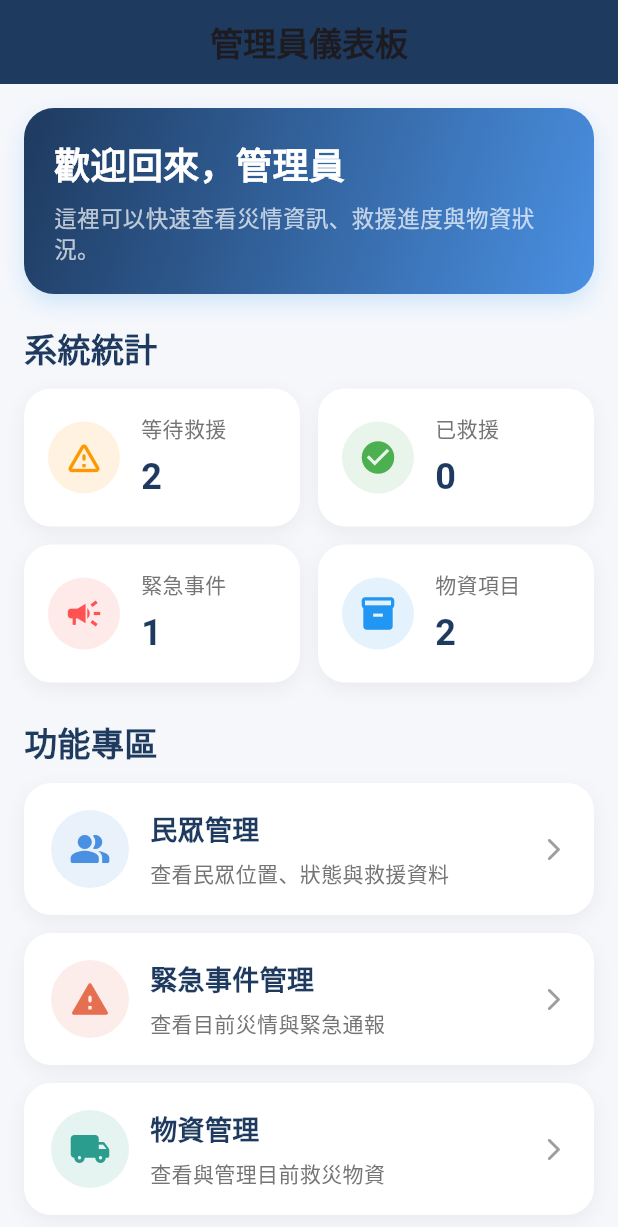
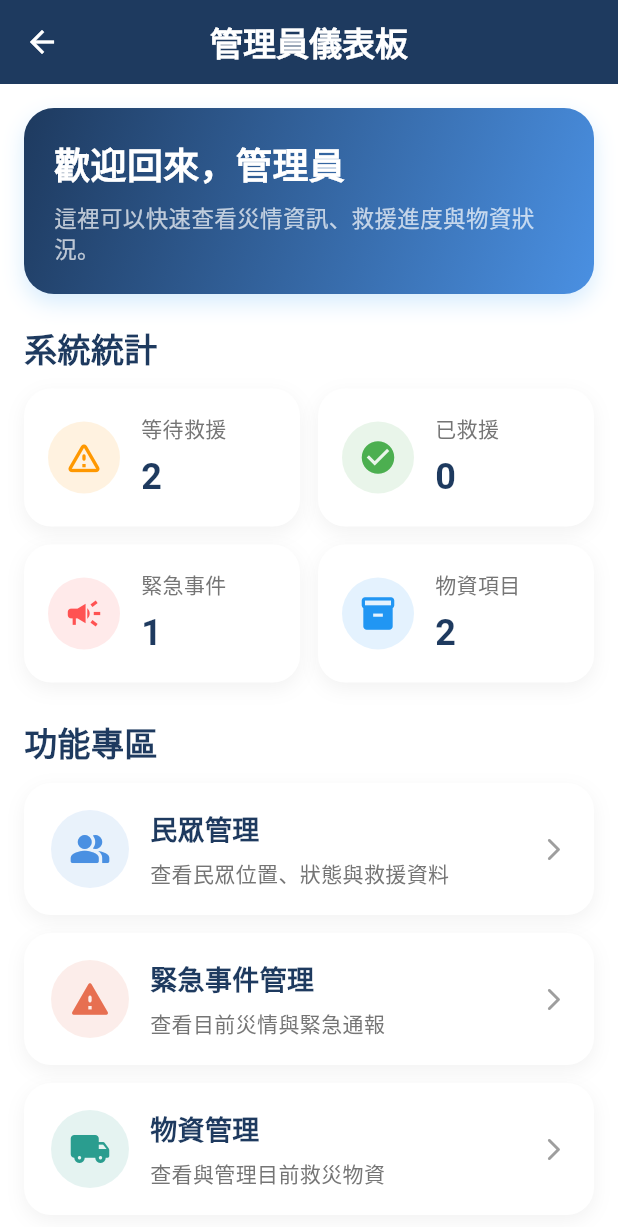
Before and after one commit to Lixiju05/flutter_disaster_app, a Flutter app: the screen it shows after launch, on a phone screen of 412 x 824 dp. Shown: the top 1227 px of the screen. Run offline on Flutter 3.47's test engine with Material 3 defaults, Android fonts, the phone set to English and light mode, and no system bars.

Commit message:
标题颜色修改

```diff
--- a/lib/admin_APP/screens/dashboard_page.dart
+++ b/lib/admin_APP/screens/dashboard_page.dart
@@ -13,24 +13,39 @@ class DashboardPage extends StatelessWidget {
   Widget build(BuildContext context) {
     final citizens = repository.getCitizens();
     final emergencies = repository.getEmergencies();
-final supplies = repository.getAdminSupplies();
+    final supplies = repository.getAdminSupplies();
 
     final rescuedCount = citizens.where((c) => c.needsRescue).length;
-    final waitingRescueCount = citizens.where((c) => !c.needsRescue).length;
+    final waitingRescueCount =
+        citizens.where((c) => !c.needsRescue).length;
     final emergencyCount = emergencies.length;
     final supplyCount = supplies.length;
 
     return Scaffold(
-      backgroundColor: const Color(0xFFF5F7FB),
+      backgroundColor: Colors.white,
+
+      // ✅ AppBar（已加白色返回箭头）
       appBar: AppBar(
         elevation: 0,
         backgroundColor: const Color(0xFF1E3A5F),
+
+        leading: IconButton(
+          icon: const Icon(Icons.arrow_back, color: Colors.white),
+          onPressed: () {
+            Navigator.pop(context);
+          },
+        ),
+
         title: const Text(
           '管理員儀表板',
-          style: TextStyle(fontWeight: FontWeight.bold),
+          style: TextStyle(
+            color: Colors.white,
+            fontWeight: FontWeight.bold,
+          ),
         ),
         centerTitle: true,
       ),
+
       body: SingleChildScrollView(
         padding: const EdgeInsets.all(16),
         child: Column(
@@ -62,9 +77,7 @@ final supplies = repository.getAdminSupplies();
                     Colors.orange,
                   ),
                 ),
-
                 const SizedBox(width: 12),
-
                 Expanded(
                   child: _buildStatCard(
                     '已救援',
@@ -88,9 +101,7 @@ final supplies = repository.getAdminSupplies();
                     Colors.redAccent,
                   ),
                 ),
-
                 const SizedBox(width: 12),
-
                 Expanded(
                   child: _buildStatCard(
                     '物資項目',
@@ -121,7 +132,7 @@ final supplies = repository.getAdminSupplies();
               subtitle: '查看民眾位置、狀態與救援資料',
               icon: Icons.people_alt_rounded,
               color: const Color(0xFF4A90E2),
-              page:  CitizenPage(),
+              page: CitizenPage(),
             ),
 
             const SizedBox(height: 12),
@@ -151,6 +162,7 @@ final supplies = repository.getAdminSupplies();
     );
   }
 
+  // ⭐ 欢迎 Banner
   Widget _buildWelcomeBanner() {
     return Container(
       width: double.infinity,
@@ -161,9 +173,7 @@ final supplies = repository.getAdminSupplies();
           begin: Alignment.topLeft,
           end: Alignment.bottomRight,
         ),
-
         borderRadius: BorderRadius.circular(20),
-
         boxShadow: [
           BoxShadow(
             color: Colors.blue.withOpacity(0.18),
@@ -172,11 +182,9 @@ final supplies = repository.getAdminSupplies();
           ),
         ],
       ),
-
       child: const Column(
         crossAxisAlignment: CrossAxisAlignment.start,
         children: [
-
           Text(
             '歡迎回來，管理員',
             style: TextStyle(
@@ -185,9 +193,7 @@ final supplies = repository.getAdminSupplies();
               fontWeight: FontWeight.bold,
             ),
           ),
-
           SizedBox(height: 8),
-
           Text(
             '這裡可以快速查看災情資訊、救援進度與物資狀況。',
             style: TextStyle(
@@ -200,6 +206,7 @@ final supplies = repository.getAdminSupplies();
     );
   }
 
+  // ⭐ 统计卡片
   Widget _buildStatCard(
     String title,
     String value,
@@ -208,11 +215,9 @@ final supplies = repository.getAdminSupplies();
   ) {
     return Container(
       padding: const EdgeInsets.all(16),
-
       decoration: BoxDecoration(
         color: Colors.white,
         borderRadius: BorderRadius.circular(18),
-
         boxShadow: [
           BoxShadow(
             color: Colors.black.withOpacity(0.05),
@@ -221,22 +226,17 @@ final supplies = repository.getAdminSupplies();
           ),
         ],
       ),
-
       child: Row(
         children: [
-
           CircleAvatar(
             radius: 24,
             backgroundColor: iconColor.withOpacity(0.12),
             child: Icon(icon, color: iconColor, size: 26),
           ),
-
           const SizedBox(width: 14),
-
           Column(
             crossAxisAlignment: CrossAxisAlignment.start,
             children: [
-
               Text(
                 title,
                 style: TextStyle(
@@ -244,9 +244,7 @@ final supplies = repository.getAdminSupplies();
                   fontSize: 14,
                 ),
               ),
-
               const SizedBox(height: 6),
-
               Text(
                 value,
                 style: const TextStyle(
@@ -262,6 +260,7 @@ final supplies = repository.getAdminSupplies();
     );
   }
 
+  // ⭐ 功能卡片
   Widget _buildMenuCard(
     BuildContext context, {
     required String title,
@@ -270,24 +269,19 @@ final supplies = repository.getAdminSupplies();
     required Color color,
     required Widget page,
   }) {
-
     return InkWell(
       borderRadius: BorderRadius.circular(18),
-
       onTap: () {
         Navigator.push(
           context,
           MaterialPageRoute(builder: (_) => page),
         );
       },
-
       child: Container(
         padding: const EdgeInsets.all(18),
-
         decoration: BoxDecoration(
           color: Colors.white,
           borderRadius: BorderRadius.circular(18),
-
           boxShadow: [
             BoxShadow(
               color: Colors.black.withOpacity(0.05),
@@ -296,23 +290,18 @@ final supplies = repository.getAdminSupplies();
             ),
           ],
         ),
-
         child: Row(
           children: [
-
             CircleAvatar(
               radius: 26,
               backgroundColor: color.withOpacity(0.12),
               child: Icon(icon, color: color, size: 28),
             ),
-
             const SizedBox(width: 14),
-
             Expanded(
               child: Column(
                 crossAxisAlignment: CrossAxisAlignment.start,
                 children: [
-
                   Text(
                     title,
                     style: const TextStyle(
@@ -321,9 +310,7 @@ final supplies = repository.getAdminSupplies();
                       color: Color(0xFF1E3A5F),
                     ),
                   ),
-
                   const SizedBox(height: 6),
-
                   Text(
                     subtitle,
                     style: TextStyle(
@@ -334,7 +321,6 @@ final supplies = repository.getAdminSupplies();
                 ],
               ),
             ),
-
             const Icon(
               Icons.arrow_forward_ios_rounded,
               size: 18,
```
